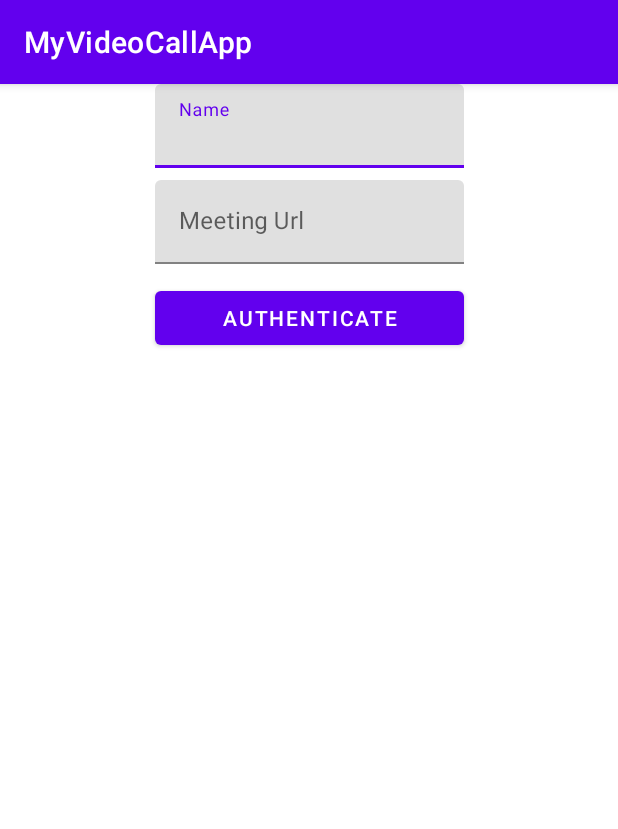
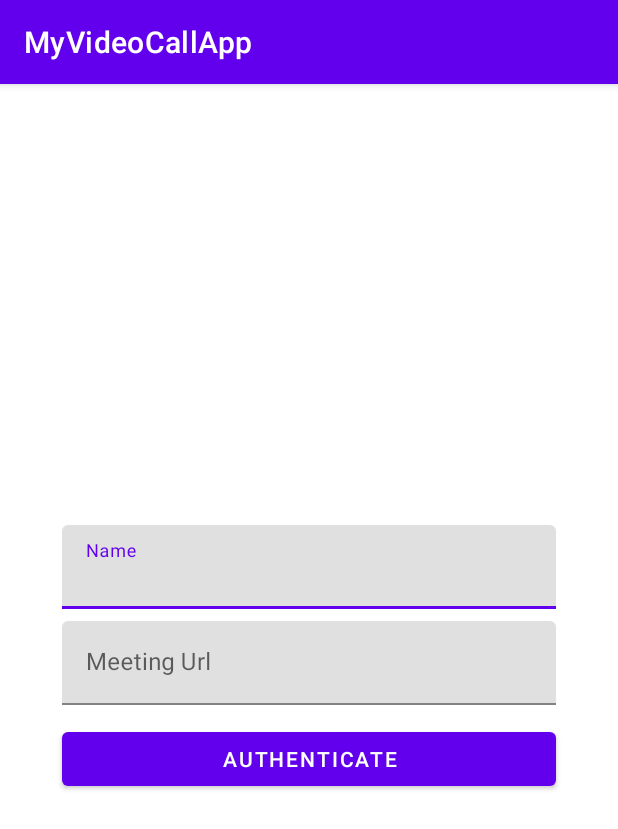
Before and after one commit to 100mslive/hello-world-android, an Android app: the screen it shows after launch (LoginActivity), on a phone screen of 412 x 824 dp. Shown: the top 829 px of the screen. Run offline under Robolectric (Android 15) with nearby library versions, the phone set to English and light mode, and no system bars.

Commit message:
Login UI improvements

```diff
--- a/app/src/main/res/layout/activity_login.xml
+++ b/app/src/main/res/layout/activity_login.xml
@@ -4,18 +4,19 @@
     xmlns:tools="http://schemas.android.com/tools"
     android:layout_width="match_parent"
     android:layout_height="match_parent"
-    app:layout_anchorGravity="center"
     tools:context=".LoginActivity">
 
     <com.google.android.material.textfield.TextInputLayout
         android:id="@+id/nameInputLayout"
         android:layout_width="0dp"
         android:layout_height="wrap_content"
-        app:layout_constraintTop_toTopOf="parent"
-        app:layout_constraintWidth_percent="0.5"
+        android:hint="Name"
+        app:layout_constraintBottom_toTopOf="@+id/urlInputLayout"
         app:layout_constraintLeft_toLeftOf="parent"
         app:layout_constraintRight_toRightOf="parent"
-        android:hint="Name">
+        app:layout_constraintTop_toTopOf="parent"
+        app:layout_constraintVertical_chainStyle="packed"
+        app:layout_constraintWidth_percent="0.8">
 
         <com.google.android.material.textfield.TextInputEditText
             android:id="@+id/nameInputEditText"
@@ -29,6 +30,7 @@
         android:layout_height="wrap_content"
         android:layout_marginTop="8dp"
         android:hint="Meeting Url"
+        app:layout_constraintBottom_toTopOf="@+id/authenticateButton"
         app:layout_constraintLeft_toLeftOf="@id/nameInputLayout"
         app:layout_constraintRight_toRightOf="@id/nameInputLayout"
         app:layout_constraintTop_toBottomOf="@+id/nameInputLayout">
@@ -41,25 +43,14 @@
 
 
     <Button
+        android:id="@+id/authenticateButton"
         android:layout_width="0dp"
-        android:id="@+id/authenticateButton"
+        android:layout_height="wrap_content"
         android:layout_marginTop="12dp"
-        android:layout_height="wrap_content"
         android:text="@string/authenticate"
+        app:layout_constraintBottom_toBottomOf="parent"
+        app:layout_constraintEnd_toEndOf="@id/urlInputLayout"
         app:layout_constraintStart_toStartOf="@+id/urlInputLayout"
-        app:layout_constraintEnd_toEndOf="@id/urlInputLayout"
         app:layout_constraintTop_toBottomOf="@+id/urlInputLayout" />
 
-    <androidx.constraintlayout.widget.Group
-        android:id="@+id/group"
-        android:layout_width="wrap_content"
-        android:layout_height="wrap_content"
-        app:constraint_referenced_ids="nameInputLayout,urlInputLayout,authenticateButton"
-        app:flow_verticalBias="0.5"
-        app:layout_constraintBottom_toTopOf="parent"
-        app:layout_constraintEnd_toEndOf="parent"
-        app:layout_constraintHorizontal_bias="0.5"
-        app:layout_constraintStart_toStartOf="parent"
-        app:layout_constraintTop_toTopOf="parent" />
-
 </androidx.constraintlayout.widget.ConstraintLayout>
```
